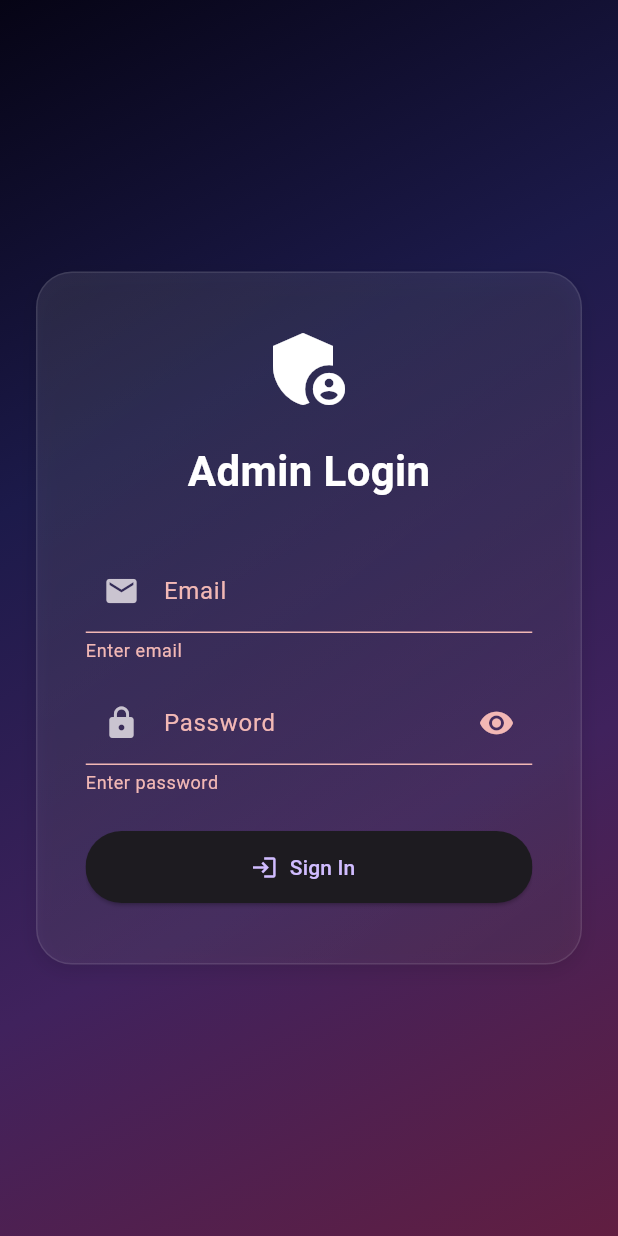
After one commit to techwiseroff-code/digiuni_portal_b, a Flutter app: the AdminLoginScreen screen opened directly, after a tap on "Sign In", on a phone screen of 412 x 824 dp. The commit adds this screen. Run offline on Flutter 3.47's test engine with Material 3 defaults, Android fonts, the phone set to English and light mode, and no system bars; our stand-ins replace cloud_firestore, firebase_auth, firebase_core; accounts and stored records are empty.

Commit message:
update11

```diff
--- /dev/null
+++ b/lib/screens/auth/admin_login_screen.dart
@@ -0,0 +1,202 @@
+import 'package:flutter/material.dart';
+import 'package:provider/provider.dart';
+import '../../utils/styles.dart';
+import '../../widgets/glass_container.dart';
+import '../../providers/auth_provider.dart';
+
+class AdminLoginScreen extends StatefulWidget {
+  const AdminLoginScreen({super.key});
+
+  @override
+  State<AdminLoginScreen> createState() => _AdminLoginScreenState();
+}
+
+class _AdminLoginScreenState extends State<AdminLoginScreen>
+    with TickerProviderStateMixin {
+  late AnimationController _slideController;
+  late Animation<Offset> _slideAnimation;
+  late AnimationController _fadeController;
+  late Animation<double> _fadeAnimation;
+
+  final _formKey = GlobalKey<FormState>();
+  final _emailController = TextEditingController();
+  final _passwordController = TextEditingController();
+  bool _isPasswordVisible = false;
+
+  @override
+  void initState() {
+    super.initState();
+    _slideController = AnimationController(
+      duration: const Duration(milliseconds: 800),
+      vsync: this,
+    );
+    _fadeController = AnimationController(
+      duration: const Duration(milliseconds: 1200),
+      vsync: this,
+    );
+    _slideAnimation =
+        Tween<Offset>(begin: const Offset(0, 0.3), end: Offset.zero).animate(
+      CurvedAnimation(parent: _slideController, curve: Curves.easeOutCubic),
+    );
+    _fadeAnimation = Tween<double>(begin: 0.0, end: 1.0).animate(
+      CurvedAnimation(parent: _fadeController, curve: Curves.easeInOut),
+    );
+    _slideController.forward();
+    _fadeController.forward();
+  }
+
+  @override
+  void dispose() {
+    _slideController.dispose();
+    _fadeController.dispose();
+    _emailController.dispose();
+    _passwordController.dispose();
+    super.dispose();
+  }
+
+  @override
+  Widget build(BuildContext context) {
+    return Scaffold(
+      body: Container(
+        decoration: BoxDecoration(gradient: Styles.backgroundGradientFromImage),
+        child: SafeArea(
+          child: Center(
+            child: SlideTransition(
+              position: _slideAnimation,
+              child: FadeTransition(
+                opacity: _fadeAnimation,
+                child: SingleChildScrollView(
+                  padding: const EdgeInsets.all(24),
+                  child: GlassContainer(
+                    padding: const EdgeInsets.all(32),
+                    borderRadius: 24,
+                    child: Column(
+                      mainAxisSize: MainAxisSize.min,
+                      children: [
+                        _buildHeader(),
+                        const SizedBox(height: 32),
+                        _buildLoginForm(),
+                        const SizedBox(height: 24),
+                        _buildLoginButton(),
+                        const SizedBox(height: 8),
+                        _buildErrorDisplay(),
+                      ],
+                    ),
+                  ),
+                ),
+              ),
+            ),
+          ),
+        ),
+      ),
+    );
+  }
+
+  Widget _buildHeader() {
+    return Column(
+      children: const [
+        Icon(Icons.admin_panel_settings, color: Colors.white, size: 64),
+        SizedBox(height: 16),
+        Text(
+          'Admin Login',
+          style: TextStyle(
+            fontSize: 28,
+            fontWeight: FontWeight.bold,
+            color: Colors.white,
+          ),
+        ),
+      ],
+    );
+  }
+
+  Widget _buildLoginForm() {
+    return Form(
+      key: _formKey,
+      child: Column(
+        children: [
+          TextFormField(
+            controller: _emailController,
+            keyboardType: TextInputType.emailAddress,
+            decoration: const InputDecoration(
+              labelText: 'Email',
+              prefixIcon: Icon(Icons.email),
+            ),
+            validator: (v) {
+              if (v == null || v.isEmpty) return 'Enter email';
+              if (!v.contains('@')) return 'Enter valid email';
+              return null;
+            },
+          ),
+          const SizedBox(height: 12),
+          TextFormField(
+            controller: _passwordController,
+            obscureText: !_isPasswordVisible,
+            decoration: InputDecoration(
+              labelText: 'Password',
+              prefixIcon: const Icon(Icons.lock),
+              suffixIcon: IconButton(
+                icon: Icon(
+                  _isPasswordVisible ? Icons.visibility_off : Icons.visibility,
+                ),
+                onPressed: () => setState(() {
+                  _isPasswordVisible = !_isPasswordVisible;
+                }),
+              ),
+            ),
+            validator: (v) {
+              if (v == null || v.isEmpty) return 'Enter password';
+              if (v.length < 6) return 'Min 6 characters';
+              return null;
+            },
+          ),
+        ],
+      ),
+    );
+  }
+
+  Widget _buildLoginButton() {
+    return Consumer<AuthProvider>(
+      builder: (context, auth, _) {
+        return SizedBox(
+          width: double.infinity,
+          height: 48,
+          child: ElevatedButton.icon(
+            onPressed: auth.isLoading ? null : _handleLogin,
+            icon: const Icon(Icons.login),
+            label: Text(auth.isLoading ? 'Signing in…' : 'Sign In'),
+          ),
+        );
+      },
+    );
+  }
+
+  Widget _buildErrorDisplay() {
+    return Consumer<AuthProvider>(
+      builder: (context, auth, _) {
+        if (auth.error == null) return const SizedBox.shrink();
+        return Text(auth.error!, style: const TextStyle(color: Colors.red));
+      },
+    );
+  }
+
+  Future<void> _handleLogin() async {
+    if (!_formKey.currentState!.validate()) return;
+    final auth = context.read<AuthProvider>();
+    final ok = await auth.signIn(
+      _emailController.text.trim(),
+      _passwordController.text,
+    );
+    if (!mounted) return;
+    if (ok && auth.isAdmin) {
+      Navigator.pushReplacementNamed(context, '/admin/dashboard');
+    } else if (ok) {
+      ScaffoldMessenger.of(context).showSnackBar(
+        const SnackBar(
+          content: Text('This account is not registered as an admin.'),
+          backgroundColor: Colors.red,
+        ),
+      );
+      await auth.signOut();
+    }
+  }
+}
--- a/lib/screens/auth/role_selection_screen.dart
+++ b/lib/screens/auth/role_selection_screen.dart
@@ -4,6 +4,7 @@ import '../../widgets/glass_container.dart';
 import '../../widgets/primary_button.dart';
 import 'student_login_screen.dart';
 import 'teacher_login_screen.dart';
+import 'admin_login_screen.dart';
 
 class RoleSelectionScreen extends StatelessWidget {
   const RoleSelectionScreen({super.key});
@@ -98,6 +99,22 @@ class RoleSelectionScreen extends StatelessWidget {
                   ),
                   const SizedBox(height: 24),
 
+                  // Admin Login Button
+                  PrimaryButton(
+                    label: "Login as Admin",
+                    width: 240,
+                    height: 50,
+                    onTap: () {
+                      Navigator.push(
+                        context,
+                        MaterialPageRoute(
+                          builder: (_) => const AdminLoginScreen(),
+                        ),
+                      );
+                    },
+                  ),
+                  const SizedBox(height: 24),
+
                   // Footer Text
                   const Text(
                     '© 2024 DigiUni Portal. All rights reserved.',
```
